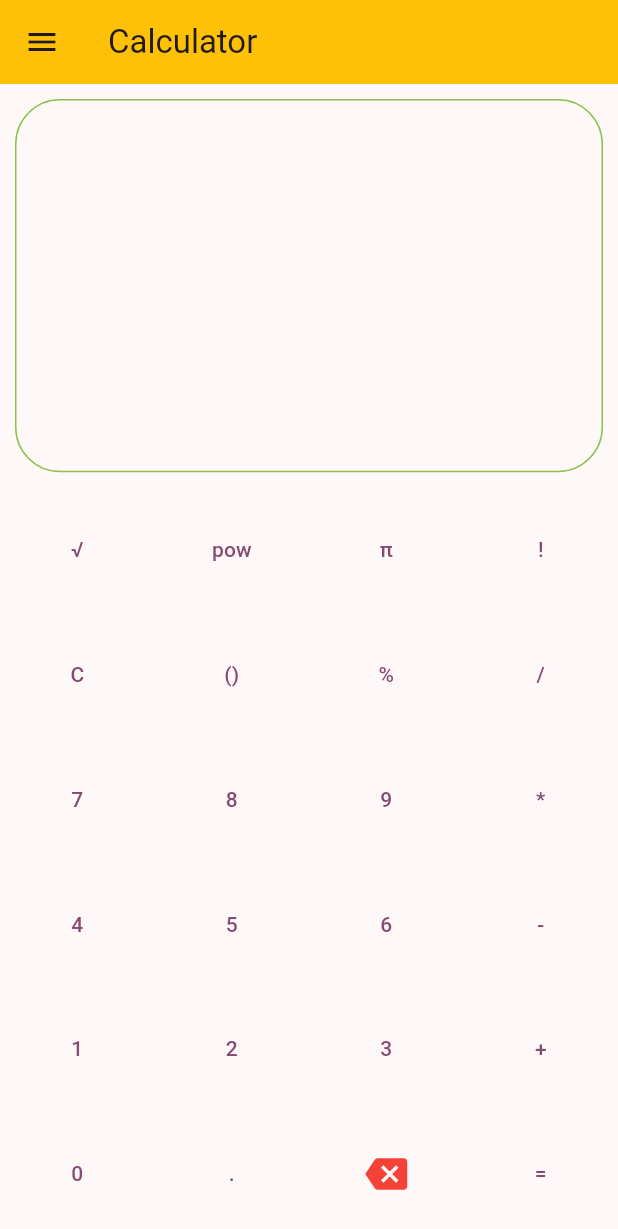
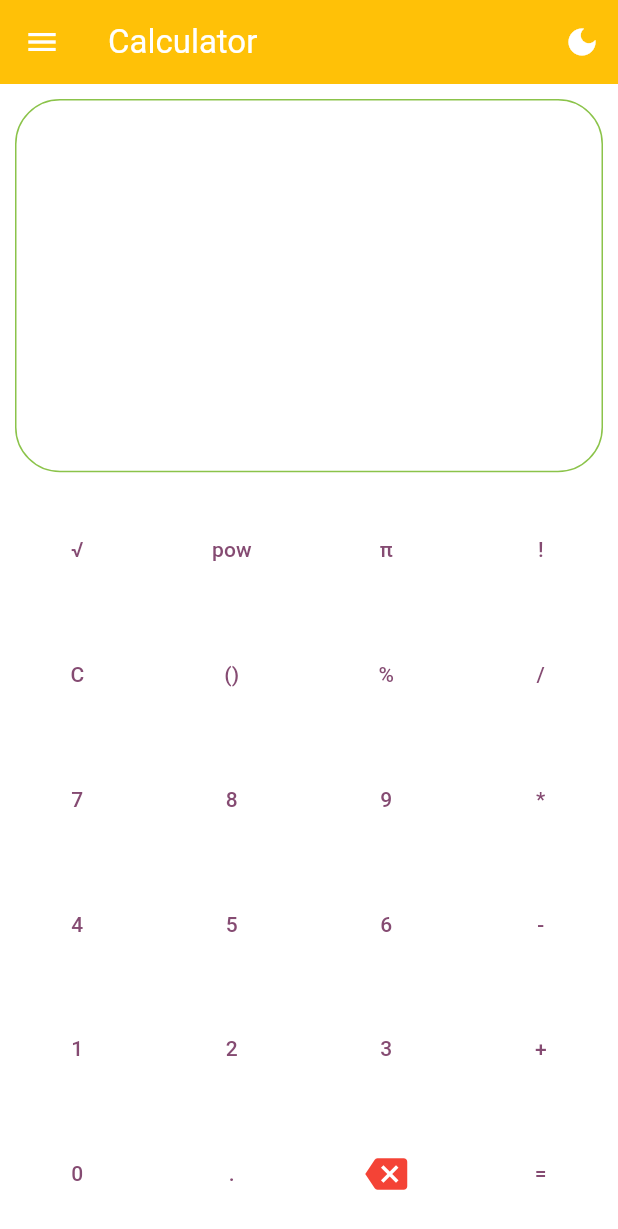
Before and after one commit to rahimifh/Calculator, a Flutter app: the screen it shows after launch, on a phone screen of 412 x 824 dp. Shown: the top 1229 px of the screen. Run offline on Flutter 3.47's test engine with Material 3 defaults, Android fonts, the phone set to English and light mode, and no system bars; our stand-ins replace math_expressions.

Commit message:
feat: add provider state management

```diff
--- /dev/null
+++ b/lib/controller/math_controller.dart
@@ -0,0 +1,68 @@
+import 'package:flutter/material.dart';
+import 'package:math_expressions/math_expressions.dart';
+import 'package:start/balance_parentheses.dart';
+
+class MathController extends ChangeNotifier {
+  // A string to store the user input
+  String input = '';
+  // A string to store tesult of calculation
+  String result = '';
+
+  // A function to _append a character to the input
+  void append(String char) {
+    input += char;
+    notifyListeners();
+  }
+
+  // A function to clear the input and result
+  void clear() {
+    input = '';
+    result = '';
+    notifyListeners();
+  }
+
+  //remove single number or operation
+  void remove() {
+    input = input.substring(0, input.length - 1);
+    notifyListeners();
+  }
+
+  // A function to evaluate the input and show the result
+  void evaluate() {
+    try {
+      // Parse the input into an expression
+      Parser p = Parser();
+      Expression exp = p.parse(input);
+      // Evaluate the expression using a context model
+      ContextModel cm = ContextModel();
+      double eval = exp.evaluate(EvaluationType.REAL, cm);
+
+      // Show the result as a string
+      result = eval.toString();
+      notifyListeners();
+    } catch (e) {
+      // If there is an error, show it in snackbar
+      rethrow;
+    }
+  }
+
+  //ontap func for every btn
+  void onTap(String char) {
+    switch (char) {
+      case 'C':
+        clear();
+        break;
+      case 'remove':
+        remove();
+        break;
+      case '=':
+        evaluate();
+        break;
+      case '()':
+        append(balanceParentheses(input));
+        break;
+      default:
+        append(char);
+    }
+  }
+}
--- /dev/null
+++ b/lib/controller/theme_controller.dart
@@ -0,0 +1,12 @@
+import 'package:flutter/material.dart';
+
+class ThemeController extends ChangeNotifier {
+  //when open app theme is light
+  ThemeMode themeMode = ThemeMode.light;
+
+  void changeTheme() {
+    //change theme between light and dark
+    themeMode = themeMode == ThemeMode.light ? ThemeMode.dark : ThemeMode.light;
+    notifyListeners();
+  }
+}
--- a/lib/main.dart
+++ b/lib/main.dart
@@ -1,210 +1,37 @@
 import 'package:flutter/material.dart';
-import 'package:math_expressions/math_expressions.dart';
-import 'package:start/balance_parentheses.dart';
-import 'package:start/widgets/app_drawer.dart';
+import 'package:provider/provider.dart';
+import 'package:start/config/theme.dart';
+import 'package:start/controller/math_controller.dart';
+import 'package:start/controller/theme_controller.dart';
+import 'package:start/pages/simple_calculate_page.dart';
 
 void main() {
-  runApp(const MyApp(start: "I'm start and nobody can stay against me"));
+  runApp(const MyApp());
 }
 
 class MyApp extends StatelessWidget {
-  final String start;
-  const MyApp({super.key, required this.start});
+  const MyApp({super.key});
 
   @override
   Widget build(BuildContext context) {
-    return MaterialApp(
-      title: start,
-      theme: ThemeData(
-        colorScheme: ColorScheme.fromSeed(
-            seedColor: const Color.fromARGB(255, 183, 58, 152)),
-        useMaterial3: true,
+    return MultiProvider(
+      providers: [
+        ChangeNotifierProvider<MathController>(
+          create: (context) => MathController(),
+        ),
+        ChangeNotifierProvider<ThemeController>(
+          create: (context) => ThemeController(),
+        ),
+      ],
+      child: Consumer<ThemeController>(
+        builder: (context, value, child) => MaterialApp(
+          debugShowCheckedModeBanner: false,
+          theme: AppTheme.lightTheme,
+          darkTheme: AppTheme.darkTheme,
+          themeMode: value.themeMode,
+          home: const SimpleCalculatorPage(),
+        ),
       ),
-      home: const Calculator(title: 'Calculator'),
     );
   }
 }
-
-class Calculator extends StatefulWidget {
-  const Calculator({super.key, required this.title});
-
-  final String title;
-  final String myname = "siavash calculator";
-
-  @override
-  State<Calculator> createState() => _CalculatorState();
-}
-
-class _CalculatorState extends State<Calculator> {
-  // A string to store the user input
-  String input = '';
-  // A string to store tesult of calculation
-  String result = '';
-  // list all of btns text
-  final List<List<String>> expressionLists = const [
-    ['√', 'pow', 'π', '!'],
-    ['C', '()', '%', '/'],
-    ['7', '8', '9', '*'],
-    ['4', '5', '6', '-'],
-    ['1', '2', '3', '+'],
-    ['0', '.', 'remove', '='],
-  ];
-
-  // A function to _append a character to the input
-  void append(String char) {
-    setState(() {
-      input += char;
-    });
-  }
-
-  // A function to clear the input and result
-  void clear() {
-    setState(() {
-      input = '';
-      result = '';
-    });
-  }
-
-  //remove single number or operation
-  void remove() {
-    setState(() {
-      input = input.substring(0, input.length - 1);
-    });
-  }
-
-  // A function to evaluate the input and show the result
-  void evaluate() {
-    try {
-      // Parse the input into an expression
-      Parser p = Parser();
-      Expression exp = p.parse(input);
-      // Evaluate the expression using a context model
-      ContextModel cm = ContextModel();
-      double eval = exp.evaluate(EvaluationType.REAL, cm);
-
-      // Show the result as a string
-      setState(() {
-        result = eval.toString();
-      });
-    } catch (e) {
-      // If there is an error, show it in snackbar
-      ScaffoldMessenger.of(context).showSnackBar(SnackBar(content: Text('$e')));
-    }
-  }
-
-  //ontap func for every btn
-  void onTap(String char) {
-    switch (char) {
-      case 'C':
-        clear();
-        break;
-      case 'remove':
-        remove();
-        break;
-      case '=':
-        evaluate();
-        break;
-      case '()':
-        append(balanceParentheses(input));
-        break;
-      default:
-        append(char);
-    }
-  }
-
-  @override
-  Widget build(BuildContext context) {
-    return Scaffold(
-      appBar: AppBar(
-        backgroundColor:
-            Colors.amber, //Theme.of(context).colorScheme.inversePrimary,
-        title: Text(widget.title),
-      ),
-      body: Center(
-        child: Column(
-          children: <Widget>[
-            Expanded(
-              flex: 35,
-              child: Container(
-                //color: Colors.lightBlue,
-                width: double.infinity,
-                margin: const EdgeInsets.all(10),
-                padding: const EdgeInsets.all(10),
-                decoration: BoxDecoration(
-                    border: Border.all(color: Colors.lightGreen, width: 1),
-                    borderRadius: BorderRadius.circular(30)),
-                child: Column(
-                  children: [
-                    Container(
-                      alignment: Alignment.centerRight,
-                      padding: const EdgeInsets.all(20),
-                      child: Text(
-                        input,
-                        style: const TextStyle(fontSize: 24),
-                      ),
-                    ),
-                    // A divider to separate the input and output
-                    Container(
-                      alignment: Alignment.centerRight,
-                      padding: const EdgeInsets.all(20),
-                      child: Text(
-                        result,
-                        style: const TextStyle(
-                            fontSize: 32, fontWeight: FontWeight.bold),
-                      ),
-                    ),
-                    // A divider to separate the output and the keypad
-                  ],
-                ),
-              ),
-            ),
-            Expanded(
-              flex: 65,
-              child: Column(
-                children: expressionLists
-                    .map(
-                      (e) => Expanded(
-                        child: rowBtns(btns: e),
-                      ),
-                    )
-                    .toList(),
-              ),
-            ),
-          ],
-        ),
-      ),
-      drawer: const AppDrawer(),
-    );
-  }
-
-  //1 row = 4 button
-  Widget rowBtns({required List<String> btns}) {
-    return Row(
-      crossAxisAlignment: CrossAxisAlignment.stretch,
-      children: btns
-          .map(
-            (e) => Expanded(
-              child: Padding(
-                padding: const EdgeInsets.all(8.0),
-                child: TextButton(
-                  onPressed: () => onTap(e),
-                  style: TextButton.styleFrom(
-                    shape: RoundedRectangleBorder(
-                      borderRadius: BorderRadius.circular(5),
-                    ),
-                  ),
-                  child: e == 'remove'
-                      ? const Icon(
-                          Icons.backspace,
-                          size: 28,
-                          color: Colors.red,
-                        )
-                      : Text(e),
-                ),
-              ),
-            ),
-          )
-          .toList(),
-    );
-  }
-}
--- a/pubspec.yaml
+++ b/pubspec.yaml
@@ -36,6 +36,7 @@
   # Use with the CupertinoIcons class for iOS style icons.
   cupertino_icons: ^1.0.2
   math_expressions: ^2.4.0
+  provider: ^6.1.1
 
 dev_dependencies:
   flutter_test:
```
Also changed, not shown: pubspec.lock.
